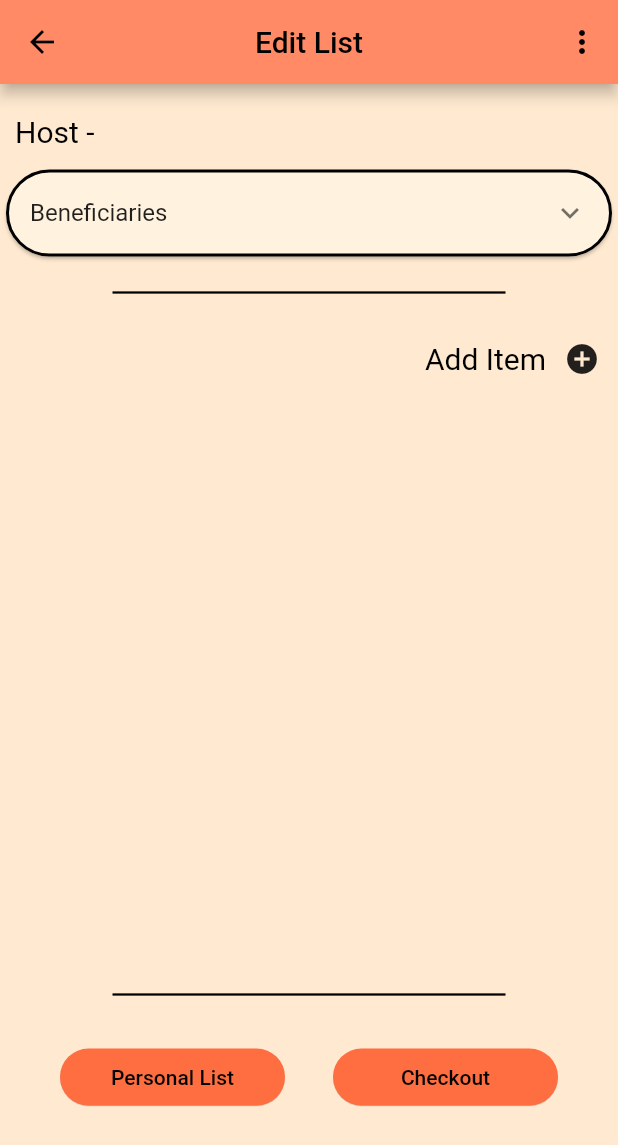
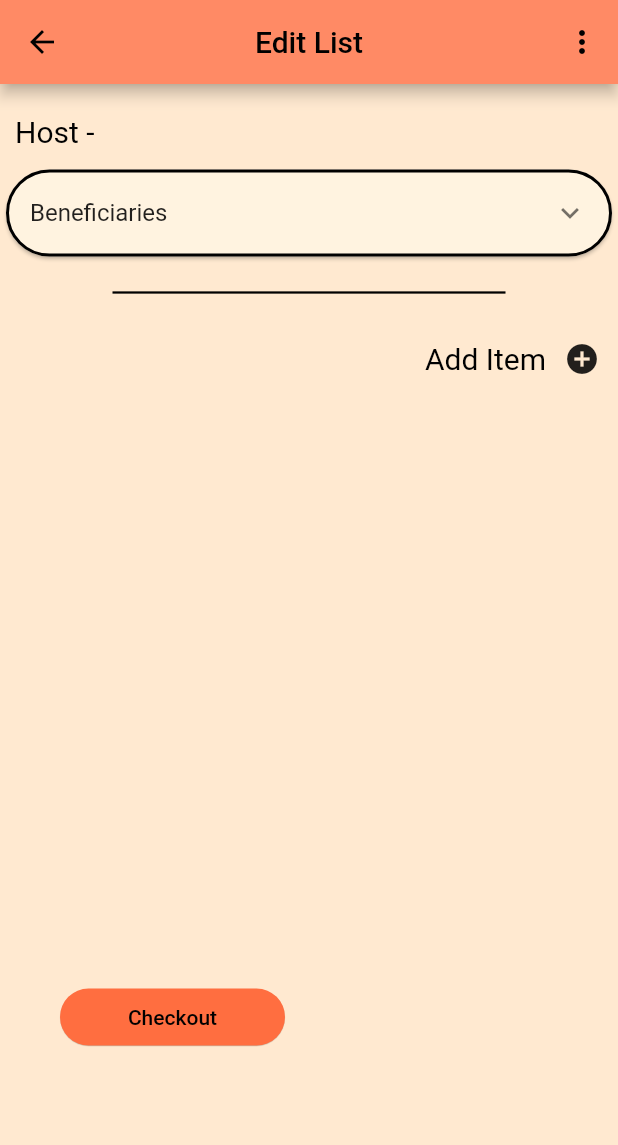
Before and after one commit to prafull2001/grocery-mule, a Flutter app: the EditListScreen screen opened directly with empty values, on a phone screen of 412 x 824 dp. Shown: the top 1145 px of the screen. Run offline on Flutter 3.47's test engine with Material 2 defaults, Android fonts, the phone set to English and light mode, and no system bars; our stand-ins replace auto_size_text, badges, cloud_firestore, firebase_auth, firebase_core, fluttertoast and 4 more; missing offline and left inert: number_inc_dec; accounts and stored records are empty.

Commit message:
cleaned UI

```diff
--- a/lib/screens/editlist.dart
+++ b/lib/screens/editlist.dart
@@ -420,18 +420,18 @@ class _EditListsScreenState extends State<EditListScreen> {
           content: const Text("Are you sure you wish to leave this trip?"),
           actions: <Widget>[
             FlatButton(
-                onPressed: () => {
-                  leave_list = true,
-                  Navigator.of(context).pop(),
-                },
-                child: const Text("Leave")),
-            FlatButton(
               onPressed: () => {
                 leave_list = false,
                 Navigator.of(context).pop(),
               },
               child: const Text("CANCEL"),
             ),
+            FlatButton(
+                onPressed: () => {
+                  leave_list = true,
+                  Navigator.of(context).pop(),
+                },
+                child: const Text("LEAVE")),
           ],
         );
       },
@@ -688,16 +688,7 @@ class _ItemsAdditionState extends State<ItemsAddition> {
         SizedBox(
           height: 10.0,
         ),
-        SizedBox(
-          height: 40,
-          width: double.maxFinite,
-          child: Divider(
-            color: Colors.black,
-            thickness: 1.5,
-            indent: 75,
-            endIndent: 75,
-          ),
-        ),
+
         Row(
           mainAxisAlignment: MainAxisAlignment.center,
           children: [
@@ -705,18 +696,6 @@ class _ItemsAdditionState extends State<ItemsAddition> {
             SizedBox(
               width: 40.0,
             ),
-            Container(
-              height: 70,
-              width: 150,
-              child: RoundedButton(
-                onPressed: () {
-                  Navigator.pushNamed(context, PersonalListScreen.id);
-                },
-                title: "Personal List",
-                color: Colors.blueAccent,
-              ),
-            ),
-            Spacer(),
             if (context.read<ShoppingTrip>().host ==
                 context.read<Cowboy>().uuid) ...[
               Container(
@@ -731,6 +710,7 @@ class _ItemsAdditionState extends State<ItemsAddition> {
                 ),
               ),
             ],
+            Spacer(),
             SizedBox(
               width: 40.0,
             ),
```
